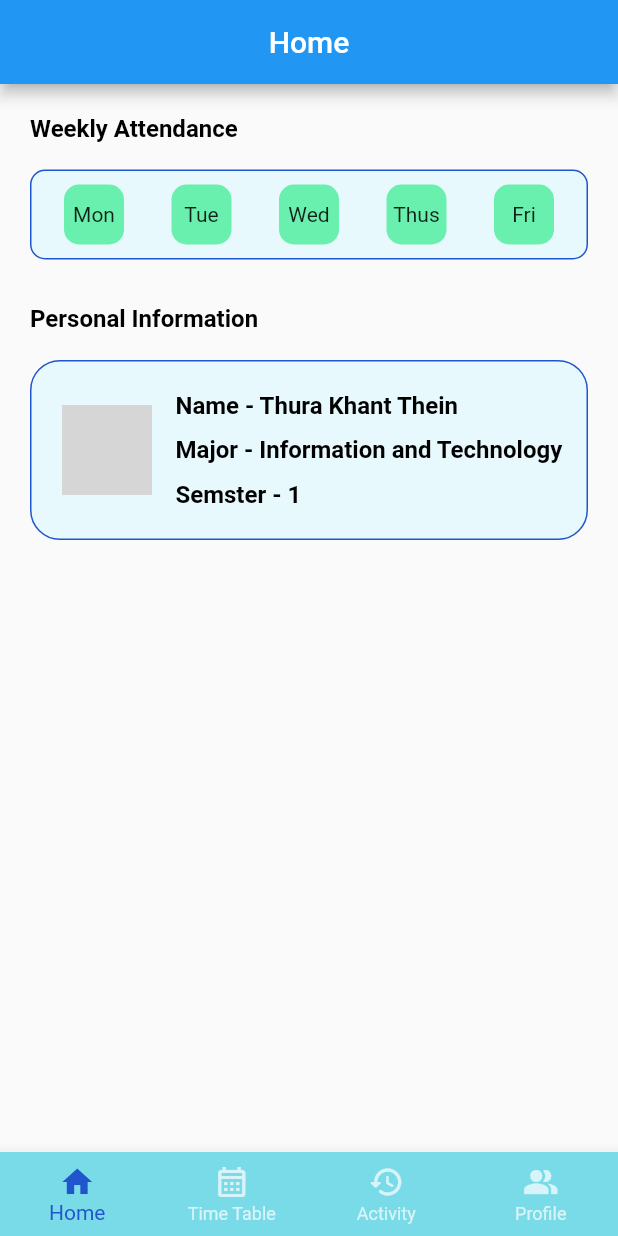
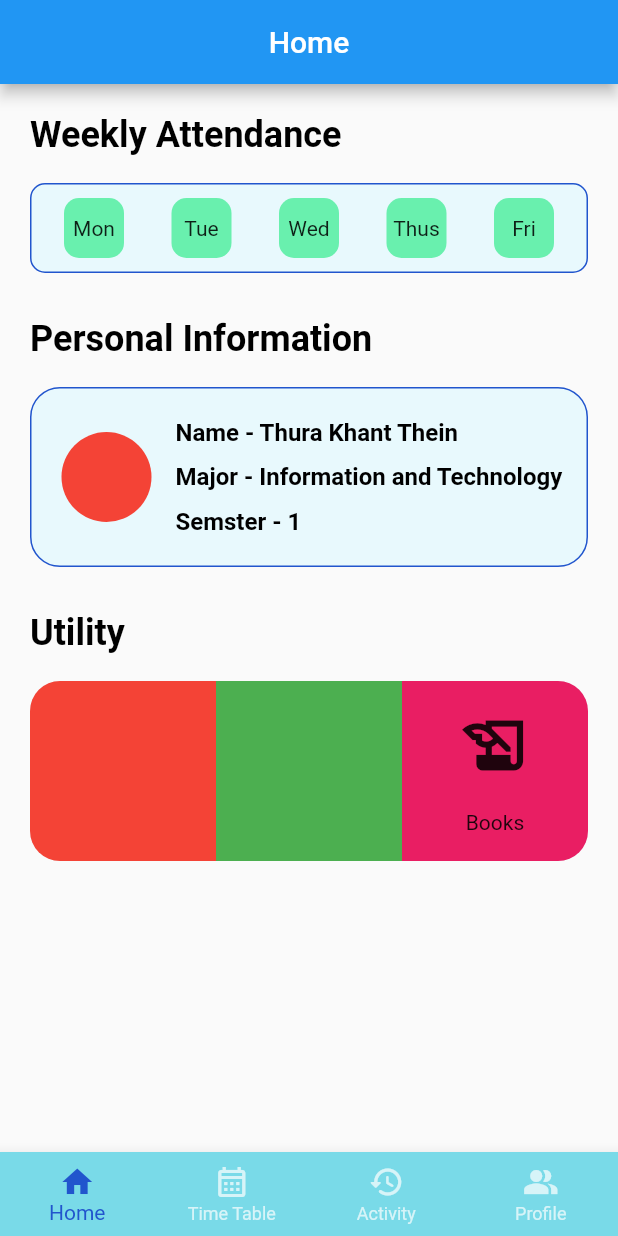
Before and after one commit to thurakhant/Bliss-App, a Flutter app: the MainPage screen opened directly, on a phone screen of 412 x 824 dp. Run offline on Flutter 3.47's test engine with Material 2 defaults, Android fonts, the phone set to English and light mode, and no system bars; our stand-ins replace firebase_auth, get; accounts and stored records are empty; Roboto replaces fonts that are missing (Poppin); grey boxes are pictures that could not be loaded.

Commit message:
adding home page components and refrectoring ui

```diff
--- a/lib/routes/routes.dart
+++ b/lib/routes/routes.dart
@@ -23,9 +23,7 @@ class Routes {
     ),
     GetPage(
       name: '/home',
-      page: () => const Home(
-        username: "",
-      ),
+      page: () => const Home(),
     ),
     GetPage(
       name: '/sechdule',
--- a/lib/screens/main_page.dart
+++ b/lib/screens/main_page.dart
@@ -21,13 +21,11 @@ class _MainPageState extends State<MainPage> {
 
   @override
   Widget build(BuildContext context) {
-    var username = Get.arguments;
+    // var username = Get.arguments;
     //var username = widget.user!.email.toString();
     return Scaffold(
       body: currentIndex == 0
-          ? Home(
-              username: username,
-            )
+          ? const Home()
           : currentIndex == 1
               ? const SechdulePage()
               : currentIndex == 2
--- a/lib/screens/page/home.dart
+++ b/lib/screens/page/home.dart
@@ -3,8 +3,8 @@ import '../../constant/colors.dart';
 import 'package:flutter/material.dart';
 
 class Home extends StatefulWidget {
-  final username;
-  const Home({required this.username, Key? key}) : super(key: key);
+  // final username;
+  const Home({Key? key}) : super(key: key);
 
   @override
   State<Home> createState() => _HomeState();
@@ -25,14 +25,45 @@ class _HomeState extends State<Home> {
         body: homeLayout(
           [
             Text('Weekly Attendance',
-                style: Theme.of(context).textTheme.bodyText1),
+                style: Theme.of(context).textTheme.headline2),
             const SizedBox(height: 18),
             weeklyActivity(context, days),
             const SizedBox(height: 30),
             Text('Personal Information',
-                style: Theme.of(context).textTheme.bodyText1),
+                style: Theme.of(context).textTheme.headline2),
             const SizedBox(height: 18),
             profile(context, name, major, semster),
+            const SizedBox(height: 30),
+            Text('Utility', style: Theme.of(context).textTheme.headline2),
+            const SizedBox(height: 18),
+            Container(
+              width: MediaQuery.of(context).size.width,
+              height: 120,
+              decoration: BoxDecoration(
+                borderRadius: BorderRadius.circular(20),
+                color: blissblue50,
+              ),
+              child: Row(
+                children: [
+                  Expanded(
+                      flex: 1,
+                      child: Container(
+                        decoration: const BoxDecoration(
+                          borderRadius: BorderRadius.only(
+                              topLeft: Radius.circular(20),
+                              bottomLeft: Radius.circular(20)),
+                          color: Colors.red,
+                        ),
+                      )),
+                  Expanded(
+                      flex: 1,
+                      child: Container(
+                        color: Colors.green,
+                      )),
+                  utilityButton(0, 20, 0, 20, icon: Icons.history_edu),
+                ],
+              ),
+            ),
           ],
         ),
       ),
@@ -80,10 +111,7 @@ Widget profile(BuildContext context, String name, major, semster) {
             width: 60,
             height: 60,
             decoration: BoxDecoration(
-                borderRadius: BorderRadius.circular(40),
-                image: const DecorationImage(
-                    image: NetworkImage('https://picsum.photos/200/300'),
-                    fit: BoxFit.fill)),
+                borderRadius: BorderRadius.circular(40), color: Colors.red),
           ),
           Column(
             crossAxisAlignment: CrossAxisAlignment.start,
@@ -131,3 +159,34 @@ Widget weeklyActivity(BuildContext context, List data) {
     ),
   );
 }
+
+Widget utilityButton(
+  double topLeft,
+  double topRight,
+  double bottomLeft,
+  double bottomRight, {
+  IconData? icon,
+}) {
+  return Expanded(
+      flex: 1,
+      child: Container(
+        decoration: BoxDecoration(
+          borderRadius: BorderRadius.only(
+              topRight: Radius.circular(topRight),
+              bottomRight: Radius.circular(bottomRight),
+              topLeft: Radius.circular(topLeft),
+              bottomLeft: Radius.circular(bottomLeft)),
+          color: Colors.pink,
+        ),
+        child: Column(
+          mainAxisAlignment: MainAxisAlignment.spaceEvenly,
+          children: [
+            Icon(
+              icon,
+              size: 50,
+            ),
+            const Text('Books', style: TextStyle(fontSize: 14)),
+          ],
+        ),
+      ));
+}
--- a/lib/screens/setup/register_page.dart
+++ b/lib/screens/setup/register_page.dart
@@ -18,7 +18,7 @@ class RegisterPage extends StatelessWidget {
         child: SingleChildScrollView(
           child: Padding(
             padding: const EdgeInsets.symmetric(horizontal: 50, vertical: 50),
-            child: Expanded(
+            child: Center(
               child: Column(
                 children: [
                   Text(
```
Also changed, not shown: lib/main.dart (+6 -6 lines), lib/screens/setup/login_page.dart (+24 -28 lines), lib/firebase_options.dart (deleted), 1 other file.
